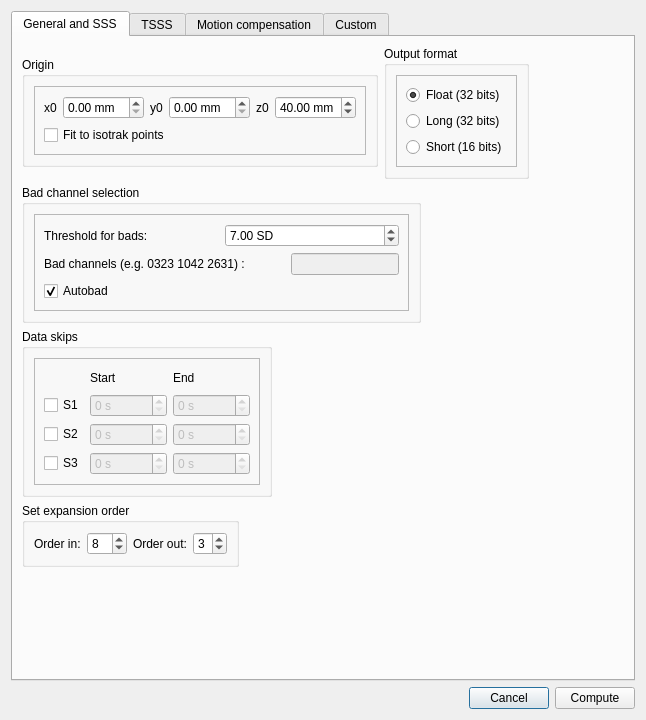
Before: the Qt Designer form hoksotin/ui/qt4Designer/maxFilterDialog.ui in cibr-jyu/meggie, drawn with Qt 5.
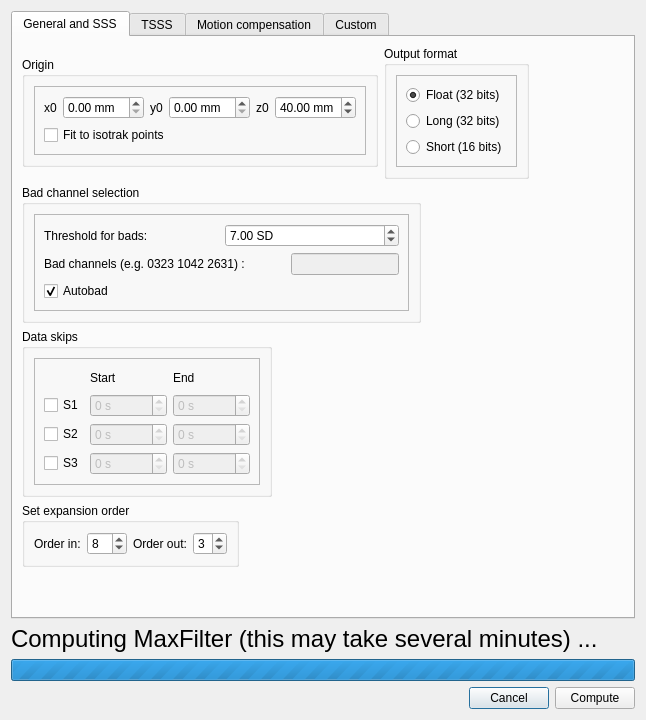
After: the same form once the commit is applied.

Patch:
```diff
--- a/hoksotin/ui/qt4Designer/maxFilterDialog.ui
+++ b/hoksotin/ui/qt4Designer/maxFilterDialog.ui
@@ -17,7 +17,7 @@
    <string>MaxFilter Settings</string>
   </property>
   <layout class="QGridLayout" name="gridLayout_11">
-   <item row="2" column="0">
+   <item row="4" column="0">
     <layout class="QHBoxLayout" name="horizontalLayout_15">
      <item>
       <spacer name="horizontalSpacer">
@@ -48,6 +48,21 @@
      </item>
     </layout>
    </item>
+   <item row="2" column="0">
+    <widget class="QLabel" name="labelComputeMaxFilter">
+     <property name="font">
+      <font>
+       <pointsize>18</pointsize>
+      </font>
+     </property>
+     <property name="text">
+      <string>Computing MaxFilter (this may take several minutes) ...</string>
+     </property>
+     <property name="scaledContents">
+      <bool>false</bool>
+     </property>
+    </widget>
+   </item>
    <item row="1" column="0">
     <widget class="QTabWidget" name="tabWidgetMaxFilterSettings">
      <property name="currentIndex">
@@ -732,10 +747,6 @@
          </widget>
         </item>
        </layout>
-       <zorder>layoutWidget</zorder>
-       <zorder>checkBoxStorePosition</zorder>
-       <zorder>horizontalLayoutWidget</zorder>
-       <zorder>checkBoxMaxMove</zorder>
       </widget>
       <widget class="QSpinBox" name="spinBoxLineFreq">
        <property name="geometry">
@@ -778,6 +789,9 @@
         <string>Line frequency:</string>
        </property>
       </widget>
+      <zorder>checkBoxMaxMove</zorder>
+      <zorder>frame_2</zorder>
+      <zorder>labelLineFreq</zorder>
       <zorder>spinBoxLineFreq</zorder>
      </widget>
      <widget class="QWidget" name="tabCustom">
@@ -825,6 +839,16 @@
      </widget>
     </widget>
    </item>
+   <item row="3" column="0">
+    <widget class="QProgressBar" name="progressBarComputeMaxFilter">
+     <property name="maximum">
+      <number>0</number>
+     </property>
+     <property name="value">
+      <number>-1</number>
+     </property>
+    </widget>
+   </item>
   </layout>
  </widget>
  <tabstops>
```
